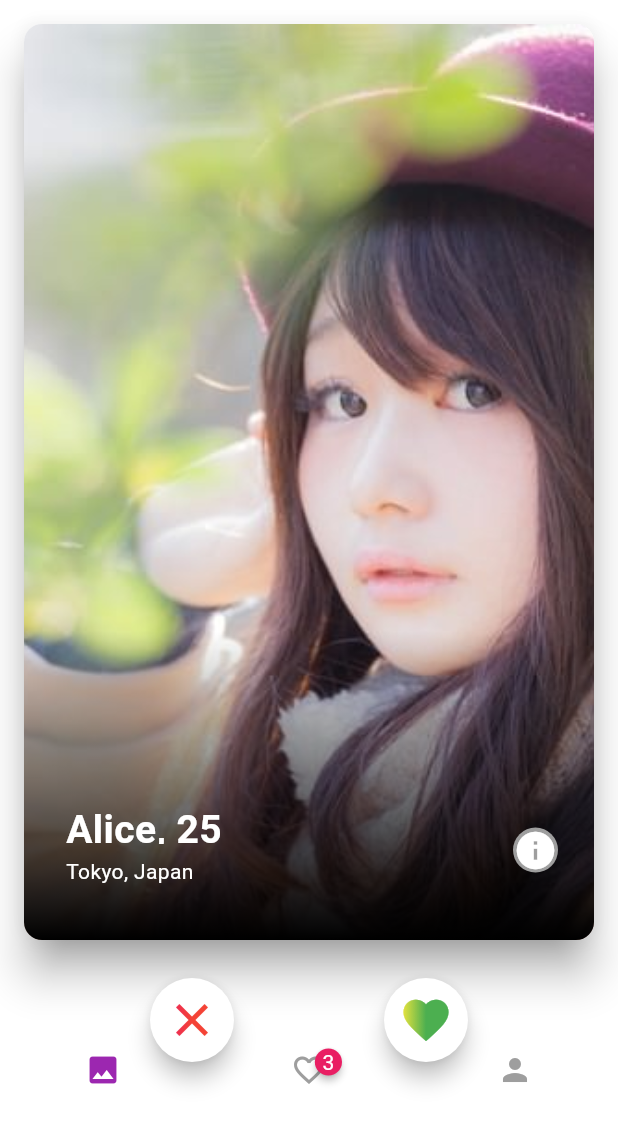
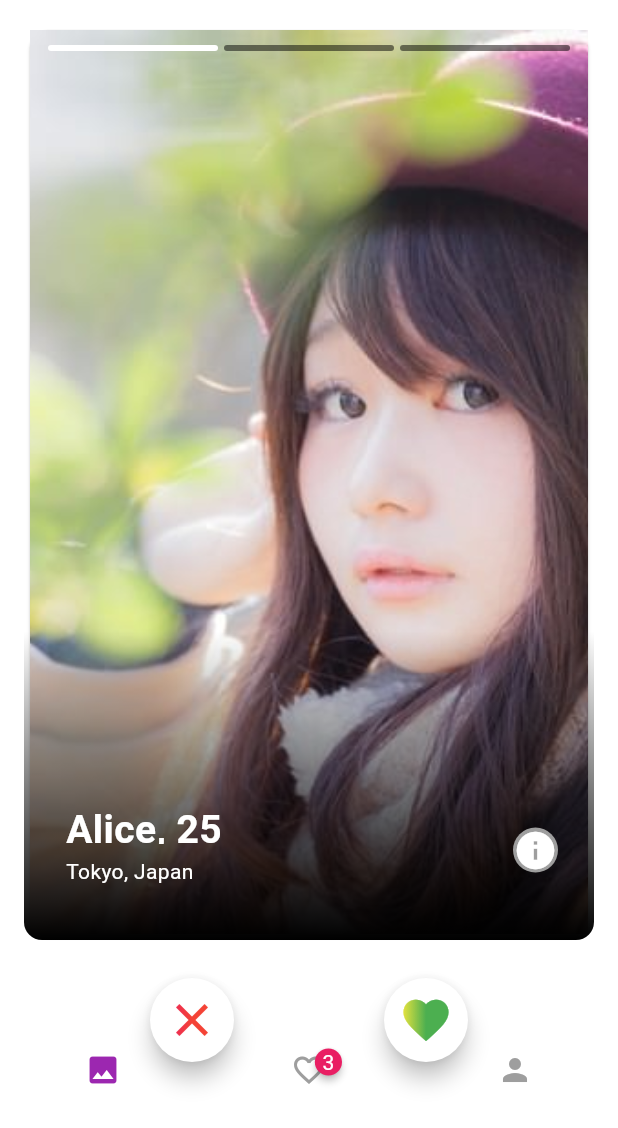
Before and after one commit to yamazakimina/test_flutter_01, a Flutter app: the screen it shows after launch, on a phone screen of 412 x 824 dp, the part 108-1236 px from its top. Run offline on Flutter 3.47's test engine with Material 3 defaults, Android fonts, the phone set to English and light mode, and no system bars; drawn by our look-alikes of swipe_cards; our stand-ins replace badges, chewie, video_player.

Commit message:
[add]画像タップで切り替え
スワイプ画面のプロフィール画像をタップで切り替えられるようにし、画像の位置がわかるようにバーを設置した。

```diff
--- a/lib/partners_find.dart
+++ b/lib/partners_find.dart
@@ -31,6 +31,7 @@ class _PartnersFindState extends State<PartnersFind> {
   final GlobalKey<ScaffoldMessengerState> _scaffoldKey =
       GlobalKey<ScaffoldMessengerState>();
   List<CardStatus> cardStatuses = [];
+  List<int> currentImageIndices = []; // 画像のインデックスを格納するリスト
 
   @override
   void initState() {
@@ -38,10 +39,20 @@ class _PartnersFindState extends State<PartnersFind> {
     getData();
   }
 
+  void nextImage(int index) {
+    setState(() {
+      // 現在の画像のインデックスを更新
+      currentImageIndices[index] = ((currentImageIndices[index] + 1) %
+          usersData[index]['pictures'].length) as int;
+    });
+  }
+
   Future getData() async {
     setState(() {
       isLoading = true;
       usersData = testUserData; // test.dart で定義されたテストデータ
+      // usersDataが更新されたら、currentImageIndicesも更新
+      currentImageIndices = List.filled(usersData.length, 0);
       if (usersData.isNotEmpty) {
         //そのデータが空でない場合に処理
         for (int i = 0; i < usersData.length; i++) {
@@ -100,7 +111,7 @@ class _PartnersFindState extends State<PartnersFind> {
       extendBody: true,
       backgroundColor: Colors.white,
       key: _scaffoldKey,
-      appBar: appBar(),
+      appBar: appBar(context),
       body: Center(
         child: isLoading
             ? const CircularProgressIndicator()
@@ -334,7 +345,7 @@ class _PartnersFindState extends State<PartnersFind> {
   stackFinished() {
     _scaffoldKey.currentState!.showSnackBar(const SnackBar(
       content: Text("Stack Finished"),
-      duration: Duration(milliseconds: 500),
+      duration: Duration(milliseconds: 5000),
     ));
   }
 
@@ -466,31 +477,55 @@ class _PartnersFindState extends State<PartnersFind> {
 
 // 画像を作成
   Card card(int index) {
+    var user = usersData[index];
+    var currentImageIndex = currentImageIndices[index];
+    var pictureCount = user['pictures'].length as int;
     return Card(
-      margin: const EdgeInsets.all(0),
-      shadowColor: Colors.grey,
-      elevation: 12.0,
-      shape: RoundedRectangleBorder(
-        borderRadius: BorderRadius.circular(12.0),
-      ),
-      color: Colors.white,
-      child: Padding(
-        padding: const EdgeInsets.all(0),
-        child: ClipRRect(
-          borderRadius: BorderRadius.circular(12.0),
-          child: Image.asset(
-            usersData[index]['picture'],
-            fit: BoxFit.cover, // 画像を横幅いっぱいに表示
-            width: double.infinity, // 横幅いっぱいに広げる
-            height: double.infinity, // 縦幅いっぱいに広げる
-          ),
+      // Cardウィジェットでラップ
+      child: GestureDetector(
+        onTap: () => nextImage(index),
+        child: Stack(
+          children: [
+            // 画像の表示
+            Image.asset(
+              user['pictures'][currentImageIndex],
+              fit: BoxFit.cover,
+              width: double.infinity,
+              height: double.infinity,
+            ),
+            // インジケーターの表示
+            Positioned(
+              top: 10,
+              left: 0,
+              right: 0,
+              child: Container(
+                margin: EdgeInsets.symmetric(horizontal: 10),
+                child: Row(
+                  mainAxisAlignment: MainAxisAlignment.spaceBetween,
+                  children: List.generate(pictureCount, (indicatorIndex) {
+                    return Expanded(
+                      child: Container(
+                        height: 4,
+                        margin: EdgeInsets.symmetric(horizontal: 2),
+                        decoration: BoxDecoration(
+                          borderRadius: BorderRadius.circular(2),
+                          color: currentImageIndex == indicatorIndex
+                              ? Colors.white
+                              : Colors.black.withOpacity(0.5),
+                        ),
+                      ),
+                    );
+                  }),
+                ),
+              ),
+            ),
+          ],
         ),
       ),
     );
   }
 
-// アプリバーを作成
-  AppBar appBar() {
+  AppBar appBar(BuildContext context) {
     return AppBar(
       elevation: 0.0,
       backgroundColor: Theme.of(context).canvasColor,
@@ -514,4 +549,6 @@ class _PartnersFindState extends State<PartnersFind> {
       ),
     );
   }
+
+// アプリバーを作成
 }
--- a/lib/test.dart
+++ b/lib/test.dart
@@ -1,7 +1,7 @@
-List<Map<String, String>> testUserData = [
+List<Map<String, dynamic>> testUserData = [
   {
     'name': 'Alice',
-    'picture': 'assets/img/1.jpg',
+    'pictures': ['assets/img/1.jpg', 'assets/img/2.jpg', 'assets/img/3.jpg'],
     'age': '25',
     'city': 'Tokyo',
     'country': 'Japan',
@@ -12,7 +12,7 @@ List<Map<String, String>> testUserData = [
   },
   {
     'name': 'Alice',
-    'picture': 'assets/img/1.jpg',
+    'pictures': ['assets/img/1.jpg', 'assets/img/2.jpg', 'assets/img/3.jpg'],
     'age': '25',
     'city': 'Tokyo',
     'country': 'Japan',
@@ -23,7 +23,7 @@ List<Map<String, String>> testUserData = [
   },
   {
     'name': 'Alice',
-    'picture': 'assets/img/1.jpg',
+    'pictures': ['assets/img/1.jpg', 'assets/img/2.jpg', 'assets/img/3.jpg'],
     'age': '25',
     'city': 'Tokyo',
     'country': 'Japan',
@@ -34,7 +34,7 @@ List<Map<String, String>> testUserData = [
   },
   {
     'name': 'Alice',
-    'picture': 'assets/img/1.jpg',
+    'pictures': ['assets/img/1.jpg', 'assets/img/2.jpg', 'assets/img/3.jpg'],
     'age': '25',
     'city': 'Tokyo',
     'country': 'Japan',
@@ -45,7 +45,7 @@ List<Map<String, String>> testUserData = [
   },
   {
     'name': 'Alice',
-    'picture': 'assets/img/1.jpg',
+    'pictures': ['assets/img/1.jpg', 'assets/img/2.jpg', 'assets/img/3.jpg'],
     'age': '25',
     'city': 'Tokyo',
     'country': 'Japan',
@@ -56,7 +56,7 @@ List<Map<String, String>> testUserData = [
   },
   {
     'name': 'Alice',
-    'picture': 'assets/img/1.jpg',
+    'pictures': ['assets/img/1.jpg', 'assets/img/2.jpg', 'assets/img/3.jpg'],
     'age': '25',
     'city': 'Tokyo',
     'country': 'Japan',
@@ -67,7 +67,7 @@ List<Map<String, String>> testUserData = [
   },
   {
     'name': 'Alice',
-    'picture': 'assets/img/1.jpg',
+    'pictures': ['assets/img/1.jpg', 'assets/img/2.jpg', 'assets/img/3.jpg'],
     'age': '25',
     'city': 'Tokyo',
     'country': 'Japan',
@@ -78,7 +78,7 @@ List<Map<String, String>> testUserData = [
   },
   {
     'name': 'Alice',
-    'picture': 'assets/img/1.jpg',
+    'pictures': ['assets/img/1.jpg', 'assets/img/2.jpg', 'assets/img/3.jpg'],
     'age': '25',
     'city': 'Tokyo',
     'country': 'Japan',
@@ -89,7 +89,7 @@ List<Map<String, String>> testUserData = [
   },
   {
     'name': 'Alice',
-    'picture': 'assets/img/1.jpg',
+    'pictures': ['assets/img/1.jpg', 'assets/img/2.jpg', 'assets/img/3.jpg'],
     'age': '25',
     'city': 'Tokyo',
     'country': 'Japan',
@@ -100,7 +100,7 @@ List<Map<String, String>> testUserData = [
   },
   {
     'name': 'Alice',
-    'picture': 'assets/img/1.jpg',
+    'pictures': ['assets/img/1.jpg', 'assets/img/2.jpg', 'assets/img/3.jpg'],
     'age': '25',
     'city': 'Tokyo',
     'country': 'Japan',
--- a/pubspec.yaml
+++ b/pubspec.yaml
@@ -66,6 +66,8 @@ flutter:
   # To add assets to your application, add an assets section, like this:
   assets:
     - assets/img/1.jpg
+    - assets/img/2.jpg
+    - assets/img/3.jpg
     - assets/video/1.mp4
   # An image asset can refer to one or more resolution-specific "variants", see
   # https://flutter.dev/assets-and-images/#resolution-aware
```
Also changed, not shown: assets/img/2.jpg (added), assets/img/3.jpg (added).
